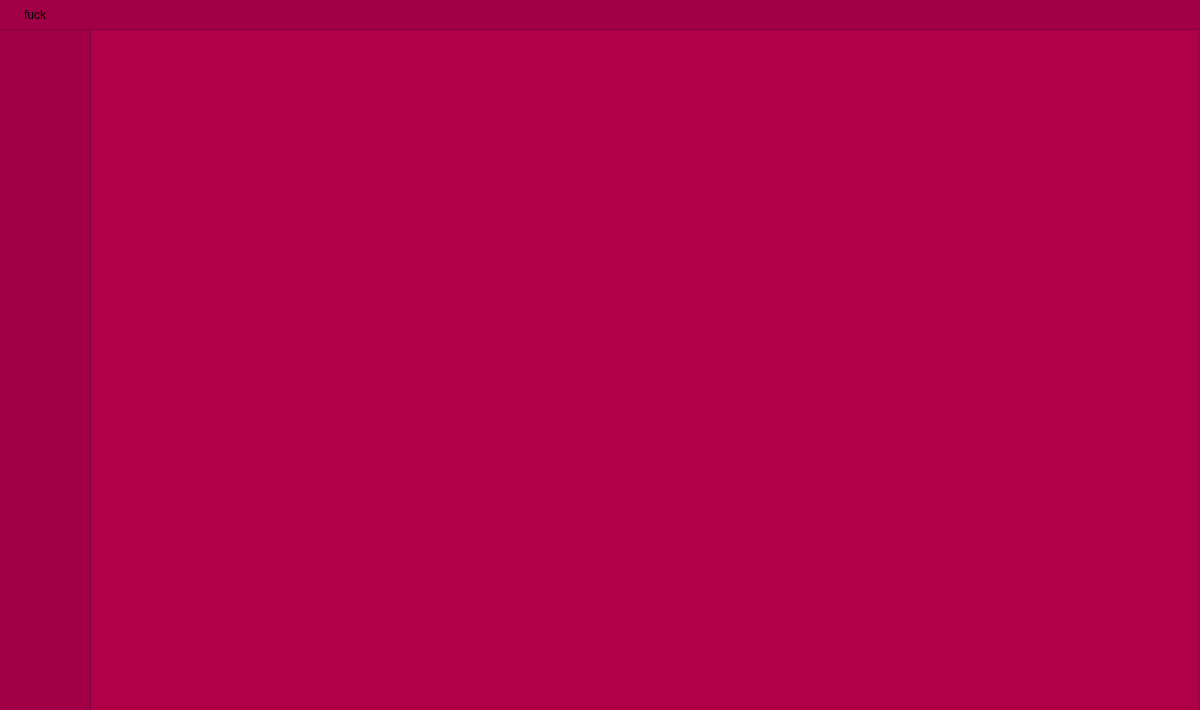
Qt form parser-test/mainwindow.ui (JerryShe/O-Reader) before a commit.
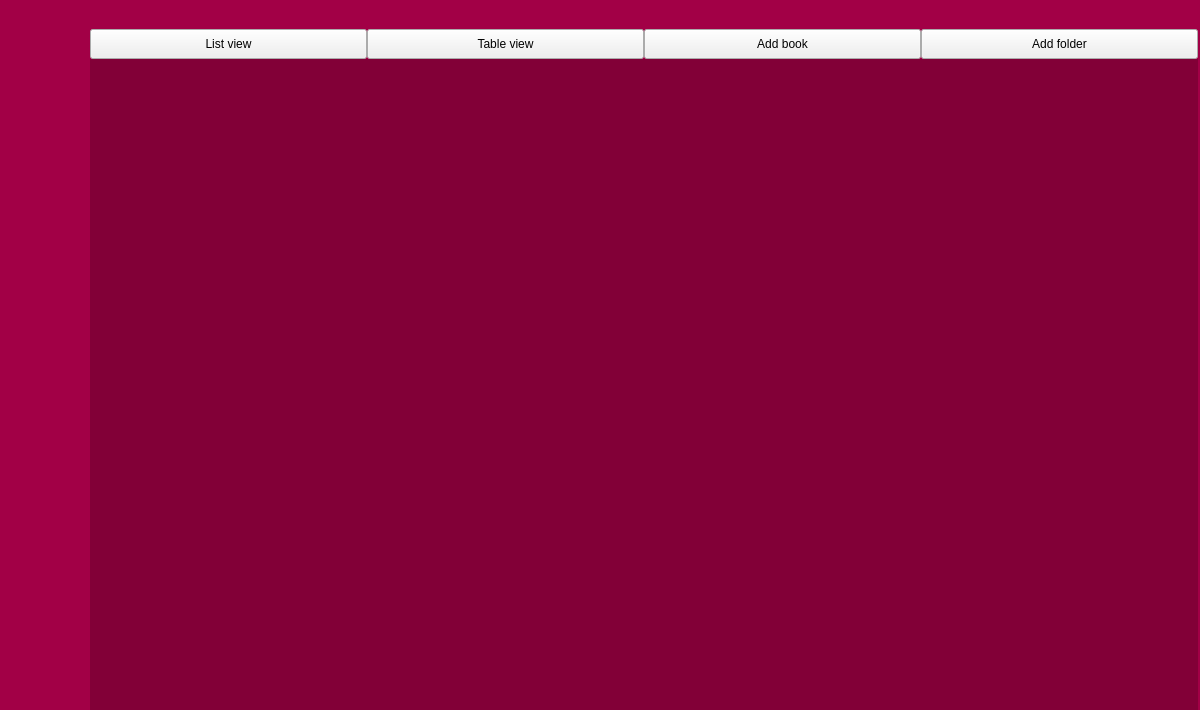
The same form after that commit. Icons and pictures are not drawn. Custom widgets are drawn as their Qt base class.

Commit message:
Added books adding layout
Добавил костыльную функциональность добавления книг
сделал класс-контейнер для объектов с прокруткой
добавил кнопки верхнего меню

```diff
--- a/parser-test/mainwindow.ui
+++ b/parser-test/mainwindow.ui
@@ -124,40 +124,6 @@
     <property name="bottomMargin">
      <number>0</number>
     </property>
-    <item row="0" column="0">
-     <widget class="QPushButton" name="pushButton">
-      <property name="sizePolicy">
-       <sizepolicy hsizetype="Fixed" vsizetype="Fixed">
-        <horstretch>0</horstretch>
-        <verstretch>0</verstretch>
-       </sizepolicy>
-      </property>
-      <property name="minimumSize">
-       <size>
-        <width>20</width>
-        <height>20</height>
-       </size>
-      </property>
-      <property name="maximumSize">
-       <size>
-        <width>70</width>
-        <height>70</height>
-       </size>
-      </property>
-      <property name="text">
-       <string>fuck</string>
-      </property>
-      <property name="autoDefault">
-       <bool>false</bool>
-      </property>
-      <property name="default">
-       <bool>false</bool>
-      </property>
-      <property name="flat">
-       <bool>true</bool>
-      </property>
-     </widget>
-    </item>
     <item row="0" column="1">
      <layout class="QHBoxLayout" name="TopButtons">
       <property name="spacing">
@@ -857,7 +823,7 @@
      </layout>
     </item>
     <item row="1" column="1">
-     <spacer name="verticalSpacer">
+     <spacer name="TopSpaser">
       <property name="orientation">
        <enum>Qt::Vertical</enum>
       </property>
@@ -887,7 +853,7 @@
        <number>0</number>
       </property>
       <item>
-       <widget class="Line" name="line">
+       <widget class="Line" name="MenuLine">
         <property name="sizePolicy">
          <sizepolicy hsizetype="Fixed" vsizetype="Fixed">
           <horstretch>0</horstretch>
@@ -957,8 +923,7 @@
          </size>
         </property>
         <property name="styleSheet">
-         <string notr="true">
-</string>
+         <string notr="true"/>
         </property>
         <property name="text">
          <string/>
@@ -1043,7 +1008,7 @@
        </widget>
       </item>
       <item>
-       <spacer name="verticalSpacer_2">
+       <spacer name="MenuSpacer">
         <property name="orientation">
          <enum>Qt::Vertical</enum>
         </property>
@@ -1092,148 +1057,236 @@
      </layout>
     </item>
     <item row="2" column="1">
-     <widget class="QListWidget" name="Context">
-      <property name="sizePolicy">
-       <sizepolicy hsizetype="Expanding" vsizetype="Expanding">
-        <horstretch>0</horstretch>
-        <verstretch>0</verstretch>
-       </sizepolicy>
-      </property>
-      <property name="minimumSize">
-       <size>
-        <width>400</width>
-        <height>0</height>
-       </size>
-      </property>
-      <property name="sizeIncrement">
-       <size>
-        <width>0</width>
-        <height>0</height>
-       </size>
-      </property>
-      <property name="palette">
-       <palette>
-        <active>
-         <colorrole role="Button">
-          <brush brushstyle="SolidPattern">
-           <color alpha="255">
-            <red>176</red>
-            <green>0</green>
-            <blue>70</blue>
-           </color>
-          </brush>
-         </colorrole>
-         <colorrole role="Base">
-          <brush brushstyle="SolidPattern">
-           <color alpha="255">
-            <red>176</red>
-            <green>0</green>
-            <blue>70</blue>
-           </color>
-          </brush>
-         </colorrole>
-         <colorrole role="Window">
-          <brush brushstyle="SolidPattern">
-           <color alpha="255">
-            <red>176</red>
-            <green>0</green>
-            <blue>70</blue>
-           </color>
-          </brush>
-         </colorrole>
-        </active>
-        <inactive>
-         <colorrole role="Button">
-          <brush brushstyle="SolidPattern">
-           <color alpha="255">
-            <red>176</red>
-            <green>0</green>
-            <blue>70</blue>
-           </color>
-          </brush>
-         </colorrole>
-         <colorrole role="Base">
-          <brush brushstyle="SolidPattern">
-           <color alpha="255">
-            <red>176</red>
-            <green>0</green>
-            <blue>70</blue>
-           </color>
-          </brush>
-         </colorrole>
-         <colorrole role="Window">
-          <brush brushstyle="SolidPattern">
-           <color alpha="255">
-            <red>176</red>
-            <green>0</green>
-            <blue>70</blue>
-           </color>
-          </brush>
-         </colorrole>
-        </inactive>
-        <disabled>
-         <colorrole role="Button">
-          <brush brushstyle="SolidPattern">
-           <color alpha="255">
-            <red>176</red>
-            <green>0</green>
-            <blue>70</blue>
-           </color>
-          </brush>
-         </colorrole>
-         <colorrole role="Base">
-          <brush brushstyle="SolidPattern">
-           <color alpha="255">
-            <red>176</red>
-            <green>0</green>
-            <blue>70</blue>
-           </color>
-          </brush>
-         </colorrole>
-         <colorrole role="Window">
-          <brush brushstyle="SolidPattern">
-           <color alpha="255">
-            <red>176</red>
-            <green>0</green>
-            <blue>70</blue>
-           </color>
-          </brush>
-         </colorrole>
-        </disabled>
-       </palette>
-      </property>
-      <property name="styleSheet">
-       <string notr="true">
-#Context 
-{
-background-color:rgb(176, 0, 70);
-border-style: groove none none groove;
- border-color:rgb(130, 0, 60);
- border-width: 1px;
-
-}</string>
-      </property>
-      <property name="frameShape">
-       <enum>QFrame::NoFrame</enum>
-      </property>
-      <property name="frameShadow">
-       <enum>QFrame::Plain</enum>
-      </property>
-      <property name="lineWidth">
-       <number>0</number>
-      </property>
-      <property name="midLineWidth">
-       <number>0</number>
-      </property>
+     <layout class="QVBoxLayout" name="MainWindowLayout">
       <property name="spacing">
-       <number>4</number>
+       <number>0</number>
       </property>
-     </widget>
+      <property name="sizeConstraint">
+       <enum>QLayout::SetMinimumSize</enum>
+      </property>
+      <item>
+       <layout class="QHBoxLayout" name="LibraryButtons">
+        <property name="spacing">
+         <number>0</number>
+        </property>
+        <property name="sizeConstraint">
+         <enum>QLayout::SetMinimumSize</enum>
+        </property>
+        <property name="topMargin">
+         <number>0</number>
+        </property>
+        <item>
+         <widget class="QPushButton" name="ListView">
+          <property name="sizePolicy">
+           <sizepolicy hsizetype="Expanding" vsizetype="Fixed">
+            <horstretch>0</horstretch>
+            <verstretch>0</verstretch>
+           </sizepolicy>
+          </property>
+          <property name="minimumSize">
+           <size>
+            <width>0</width>
+            <height>30</height>
+           </size>
+          </property>
+          <property name="maximumSize">
+           <size>
+            <width>16777215</width>
+            <height>30</height>
+           </size>
+          </property>
+          <property name="text">
+           <string>List view</string>
+          </property>
+         </widget>
+        </item>
+        <item>
+         <widget class="QPushButton" name="TableView">
+          <property name="sizePolicy">
+           <sizepolicy hsizetype="Expanding" vsizetype="Fixed">
+            <horstretch>0</horstretch>
+            <verstretch>0</verstretch>
+           </sizepolicy>
+          </property>
+          <property name="minimumSize">
+           <size>
+            <width>0</width>
+            <height>30</height>
+           </size>
+          </property>
+          <property name="maximumSize">
+           <size>
+            <width>16777215</width>
+            <height>30</height>
+           </size>
+          </property>
+          <property name="sizeIncrement">
+           <size>
+            <width>0</width>
+            <height>40</height>
+           </size>
+          </property>
+          <property name="text">
+           <string>Table view</string>
+          </property>
+         </widget>
+        </item>
+        <item>
+         <widget class="QPushButton" name="AddBook">
+          <property name="sizePolicy">
+           <sizepolicy hsizetype="Expanding" vsizetype="Fixed">
+            <horstretch>0</horstretch>
+            <verstretch>0</verstretch>
+           </sizepolicy>
+          </property>
+          <property name="minimumSize">
+           <size>
+            <width>0</width>
+            <height>30</height>
+           </size>
+          </property>
+          <property name="maximumSize">
+           <size>
+            <width>16777215</width>
+            <height>30</height>
+           </size>
+          </property>
+          <property name="text">
+           <string>Add book</string>
+          </property>
+         </widget>
+        </item>
+        <item>
+         <widget class="QPushButton" name="AddFolder">
+          <property name="sizePolicy">
+           <sizepolicy hsizetype="Expanding" vsizetype="Fixed">
+            <horstretch>0</horstretch>
+            <verstretch>0</verstretch>
+           </sizepolicy>
+          </property>
+          <property name="minimumSize">
+           <size>
+            <width>0</width>
+            <height>30</height>
+           </size>
+          </property>
+          <property name="maximumSize">
+           <size>
+            <width>16777215</width>
+            <height>30</height>
+           </size>
+          </property>
+          <property name="text">
+           <string>Add folder</string>
+          </property>
+         </widget>
+        </item>
+       </layout>
+      </item>
+      <item>
+       <widget class="QScrollArea" name="scrollArea">
+        <property name="styleSheet">
+         <string notr="true">#scrollArea
+{
+	background-color:rgb(130, 0, 55);
+	color: white;
+
+}</string>
+        </property>
+        <property name="frameShape">
+         <enum>QFrame::NoFrame</enum>
+        </property>
+        <property name="frameShadow">
+         <enum>QFrame::Plain</enum>
+        </property>
+        <property name="lineWidth">
+         <number>0</number>
+        </property>
+        <property name="horizontalScrollBarPolicy">
+         <enum>Qt::ScrollBarAlwaysOff</enum>
+        </property>
+        <property name="sizeAdjustPolicy">
+         <enum>QAbstractScrollArea::AdjustToContentsOnFirstShow</enum>
+        </property>
+        <property name="widgetResizable">
+         <bool>false</bool>
+        </property>
+        <property name="alignment">
+         <set>Qt::AlignLeading|Qt::AlignLeft|Qt::AlignTop</set>
+        </property>
+        <widget class="QWidget" name="scrollAreaWidgetContents">
+         <property name="geometry">
+          <rect>
+           <x>0</x>
+           <y>0</y>
+           <width>1102</width>
+           <height>643</height>
+          </rect>
+         </property>
+         <property name="styleSheet">
+          <string notr="true">#scrollAreazwidgetContens
+{
+	background-color:rgb(130, 0, 55);
+	color: white;
+}</string>
+         </property>
+         <layout class="QHBoxLayout" name="horizontalLayout" stretch="0">
+          <property name="spacing">
+           <number>1</number>
+          </property>
+          <property name="sizeConstraint">
+           <enum>QLayout::SetFixedSize</enum>
+          </property>
+          <property name="leftMargin">
+           <number>0</number>
+          </property>
+          <property name="topMargin">
+           <number>0</number>
+          </property>
+          <property name="rightMargin">
+           <number>0</number>
+          </property>
+          <property name="bottomMargin">
+           <number>0</number>
+          </property>
+          <item>
+           <widget class="librarylayout" name="LibraryLayout" native="true">
+            <property name="minimumSize">
+             <size>
+              <width>0</width>
+              <height>20</height>
+             </size>
+            </property>
+            <property name="styleSheet">
+             <string notr="true">#LibraryLayout
+{
+	background-color:rgb(130, 0, 55);
+	color: white;
+
+}</string>
+            </property>
+           </widget>
+          </item>
+         </layout>
+         <zorder>LibraryLayout</zorder>
+         <zorder>LibraryLayout</zorder>
+        </widget>
+       </widget>
+      </item>
+     </layout>
     </item>
    </layout>
   </widget>
  </widget>
  <layoutdefault spacing="6" margin="11"/>
+ <customwidgets>
+  <customwidget>
+   <class>librarylayout</class>
+   <extends>QWidget</extends>
+   <header>librarylayout.h</header>
+   <container>1</container>
+  </customwidget>
+ </customwidgets>
  <tabstops>
   <tabstop>exit_button</tabstop>
   <tabstop>full_size_button</tabstop>
```
Left out of the diff: 1 changed line with no effect on the pictures. The commit also changes 9 other files.
